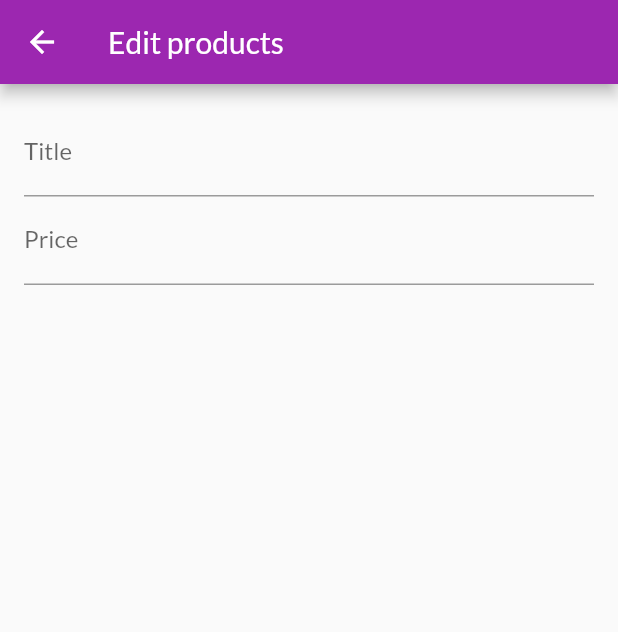
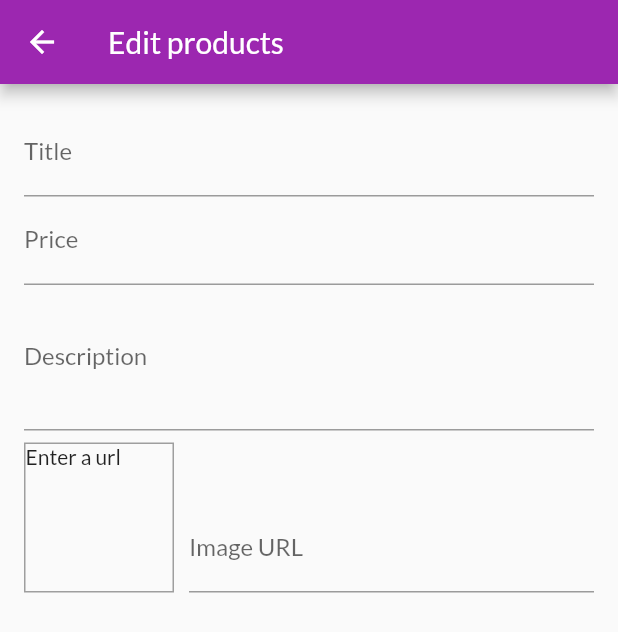
Before and after one commit to bh0mbalziyad/trusty-telegram, a Flutter app: the EditProductScreen screen opened by its route, on a phone screen of 412 x 824 dp. Shown: the top 632 px of the screen. Run offline on Flutter 3.47's test engine with Material 2 defaults, Android fonts, the phone set to English and light mode, and no system bars; network calls fail.

Commit message:
Added image preview to the form for editing products

```diff
--- a/lib/screens/edit_product_screen.dart
+++ b/lib/screens/edit_product_screen.dart
@@ -8,6 +8,31 @@ class EditProductScreen extends StatefulWidget {
 
 class _EditProductScreenState extends State<EditProductScreen> {
   final _priceFocusNode = FocusNode();
+  final _descFocusNode = FocusNode();
+  final _imageUrlController = TextEditingController();
+  final _imageUrlFocusNode = FocusNode();
+
+  @override
+  initState() {
+    _imageUrlFocusNode.addListener(_updateImagePreview);
+    super.initState();
+  }
+
+  @override
+  dispose() {
+    _imageUrlFocusNode.dispose();
+    _imageUrlFocusNode.removeListener(_updateImagePreview);
+    _priceFocusNode.dispose();
+    _descFocusNode.dispose();
+    _imageUrlController.dispose();
+    super.dispose();
+  }
+
+  void _updateImagePreview() {
+    if (!_imageUrlFocusNode.hasFocus) {
+      setState(() {});
+    }
+  }
 
   @override
   Widget build(BuildContext context) {
@@ -35,6 +60,52 @@ class _EditProductScreenState extends State<EditProductScreen> {
                   keyboardType: TextInputType.number,
                   textInputAction: TextInputAction.next,
                   focusNode: _priceFocusNode,
+                  onFieldSubmitted: (_) =>
+                      FocusScope.of(context).requestFocus(_descFocusNode),
+                ),
+                TextFormField(
+                  decoration: InputDecoration(
+                    labelText: 'Description',
+                  ),
+                  maxLines: 3,
+                  keyboardType: TextInputType.multiline,
+                  focusNode: _descFocusNode,
+                ),
+                Row(
+                  crossAxisAlignment: CrossAxisAlignment.end,
+                  children: [
+                    Container(
+                      width: 100,
+                      height: 100,
+                      margin: const EdgeInsets.only(
+                        top: 8,
+                        right: 10,
+                      ),
+                      decoration: BoxDecoration(
+                          border: Border.all(
+                        width: 1,
+                        color: Colors.grey,
+                      )),
+                      child: _imageUrlController.text.isEmpty
+                          ? Text('Enter a url')
+                          : FittedBox(
+                              child: Image.network(
+                                _imageUrlController.text,
+                                fit: BoxFit.cover,
+                              ),
+                            ),
+                    ),
+                    Expanded(
+                      child: TextFormField(
+                        decoration: InputDecoration(
+                          labelText: "Image URL",
+                        ),
+                        keyboardType: TextInputType.url,
+                        textInputAction: TextInputAction.done,
+                        controller: _imageUrlController,
+                      ),
+                    ),
+                  ],
                 ),
               ],
             ),
```
